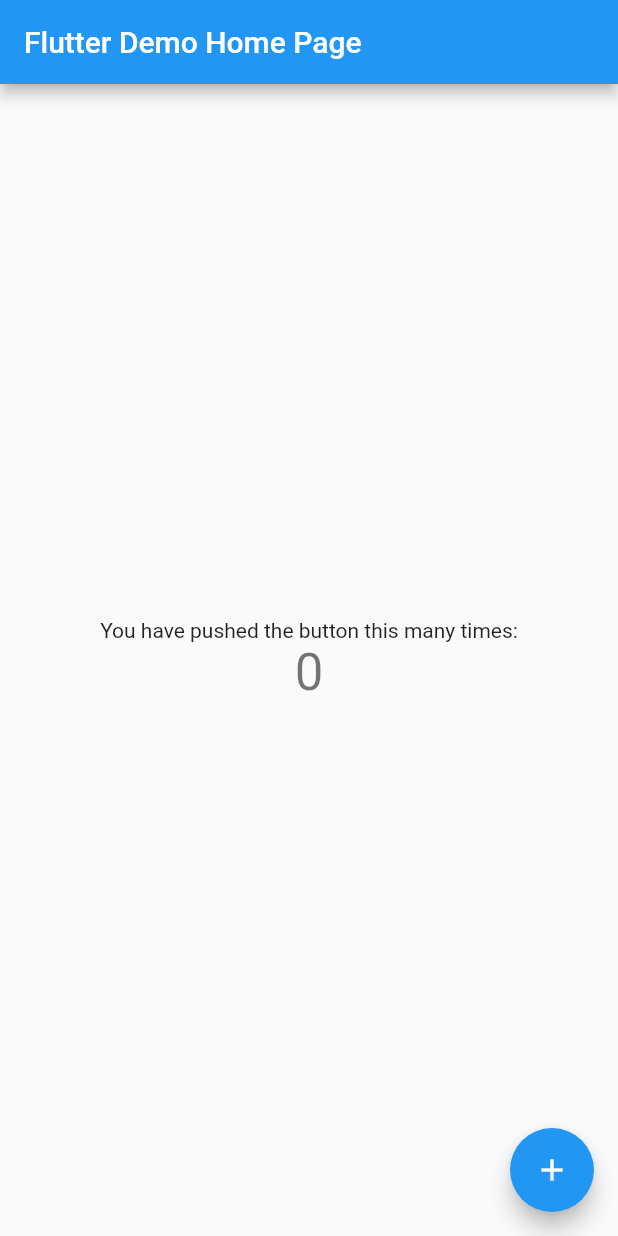
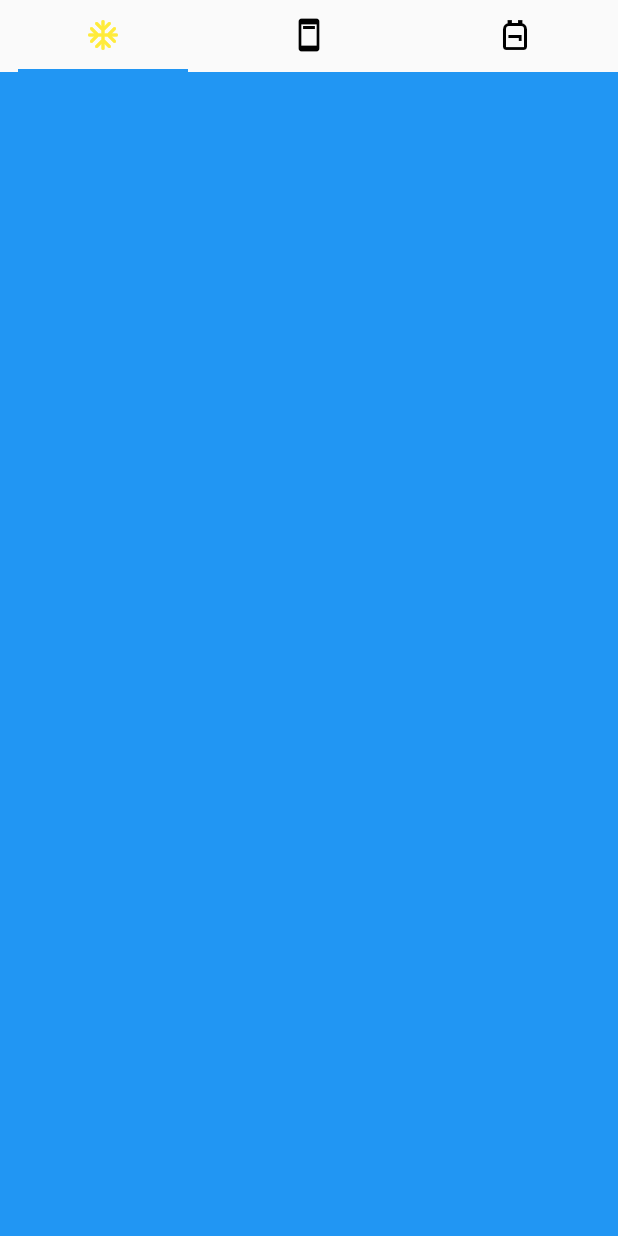
Before and after one commit to papachimps/TodoApp, a Flutter app: the screen it shows after launch, on a phone screen of 412 x 824 dp. Run offline on Flutter 3.47's test engine with Material 2 defaults, Android fonts, the phone set to English and light mode, and no system bars.

```diff
--- a/App/todo_app/lib/main.dart
+++ b/App/todo_app/lib/main.dart
@@ -5,109 +5,43 @@ void main() {
 }
 
 class MyApp extends StatelessWidget {
-  // This widget is the root of your application.
   @override
   Widget build(BuildContext context) {
     return MaterialApp(
-      title: 'Flutter Demo',
-      theme: ThemeData(
-        // This is the theme of your application.
-        //
-        // Try running your application with "flutter run". You'll see the
-        // application has a blue toolbar. Then, without quitting the app, try
-        // changing the primarySwatch below to Colors.green and then invoke
-        // "hot reload" (press "r" in the console where you ran "flutter run",
-        // or simply save your changes to "hot reload" in a Flutter IDE).
-        // Notice that the counter didn't reset back to zero; the application
-        // is not restarted.
-        primarySwatch: Colors.blue,
-      ),
-      home: MyHomePage(title: 'Flutter Demo Home Page'),
+      debugShowCheckedModeBanner: false,
+      home: Home(),
     );
   }
 }
 
-class MyHomePage extends StatefulWidget {
-  MyHomePage({Key key, this.title}) : super(key: key);
-
-  // This widget is the home page of your application. It is stateful, meaning
-  // that it has a State object (defined below) that contains fields that affect
-  // how it looks.
-
-  // This class is the configuration for the state. It holds the values (in this
-  // case the title) provided by the parent (in this case the App widget) and
-  // used by the build method of the State. Fields in a Widget subclass are
-  // always marked "final".
-
-  final String title;
-
-  @override
-  _MyHomePageState createState() => _MyHomePageState();
-}
-
-class _MyHomePageState extends State<MyHomePage> {
-  int _counter = 0;
-
-  void _incrementCounter() {
-    setState(() {
-      // This call to setState tells the Flutter framework that something has
-      // changed in this State, which causes it to rerun the build method below
-      // so that the display can reflect the updated values. If we changed
-      // _counter without calling setState(), then the build method would not be
-      // called again, and so nothing would appear to happen.
-      _counter++;
-    });
-  }
-
+class Home extends StatelessWidget {
   @override
   Widget build(BuildContext context) {
-    // This method is rerun every time setState is called, for instance as done
-    // by the _incrementCounter method above.
-    //
-    // The Flutter framework has been optimized to make rerunning build methods
-    // fast, so that you can just rebuild anything that needs updating rather
-    // than having to individually change instances of widgets.
-    return Scaffold(
-      appBar: AppBar(
-        // Here we take the value from the MyHomePage object that was created by
-        // the App.build method, and use it to set our appbar title.
-        title: Text(widget.title),
-      ),
-      body: Center(
-        // Center is a layout widget. It takes a single child and positions it
-        // in the middle of the parent.
-        child: Column(
-          // Column is also a layout widget. It takes a list of children and
-          // arranges them vertically. By default, it sizes itself to fit its
-          // children horizontally, and tries to be as tall as its parent.
-          //
-          // Invoke "debug painting" (press "p" in the console, choose the
-          // "Toggle Debug Paint" action from the Flutter Inspector in Android
-          // Studio, or the "Toggle Debug Paint" command in Visual Studio Code)
-          // to see the wireframe for each widget.
-          //
-          // Column has various properties to control how it sizes itself and
-          // how it positions its children. Here we use mainAxisAlignment to
-          // center the children vertically; the main axis here is the vertical
-          // axis because Columns are vertical (the cross axis would be
-          // horizontal).
-          mainAxisAlignment: MainAxisAlignment.center,
-          children: <Widget>[
-            Text(
-              'You have pushed the button this many times:',
-            ),
-            Text(
-              '$_counter',
-              style: Theme.of(context).textTheme.headline4,
-            ),
-          ],
+    return DefaultTabController(
+      initialIndex: 0,
+      length: 3,
+      child: SafeArea(
+        child: Scaffold(
+          appBar: TabBar(
+            unselectedLabelColor: Colors.black,
+            labelColor: Colors.yellow,
+            physics: BouncingScrollPhysics(),
+            indicatorPadding: EdgeInsets.symmetric(horizontal: 12),
+            tabs: [
+              Tab(icon: Icon(Icons.ac_unit_rounded)),
+              Tab(icon: Icon(Icons.ad_units)),
+              Tab(icon: Icon(Icons.backpack_outlined)),
+            ],
+          ),
+          body: TabBarView(
+            children: [
+              Container(color: Colors.blue),
+              Container(color: Colors.red),
+              Container(color: Colors.yellow),
+            ],
+          ),
         ),
       ),
-      floatingActionButton: FloatingActionButton(
-        onPressed: _incrementCounter,
-        tooltip: 'Increment',
-        child: Icon(Icons.add),
-      ), // This trailing comma makes auto-formatting nicer for build methods.
     );
   }
 }
```
Also changed, not shown: App/todo_app/pubspec.yaml (+0 -54 lines).
